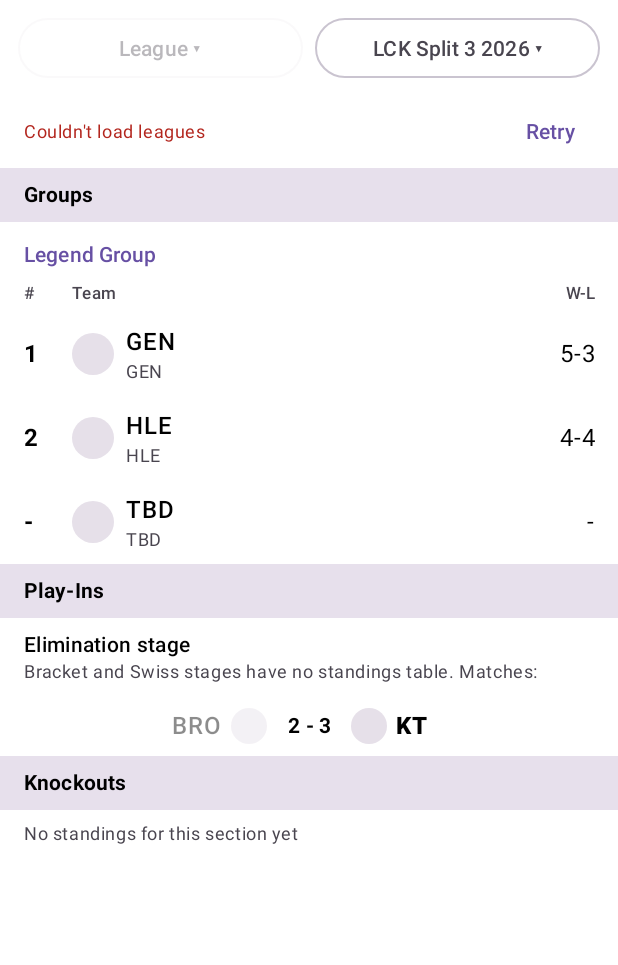
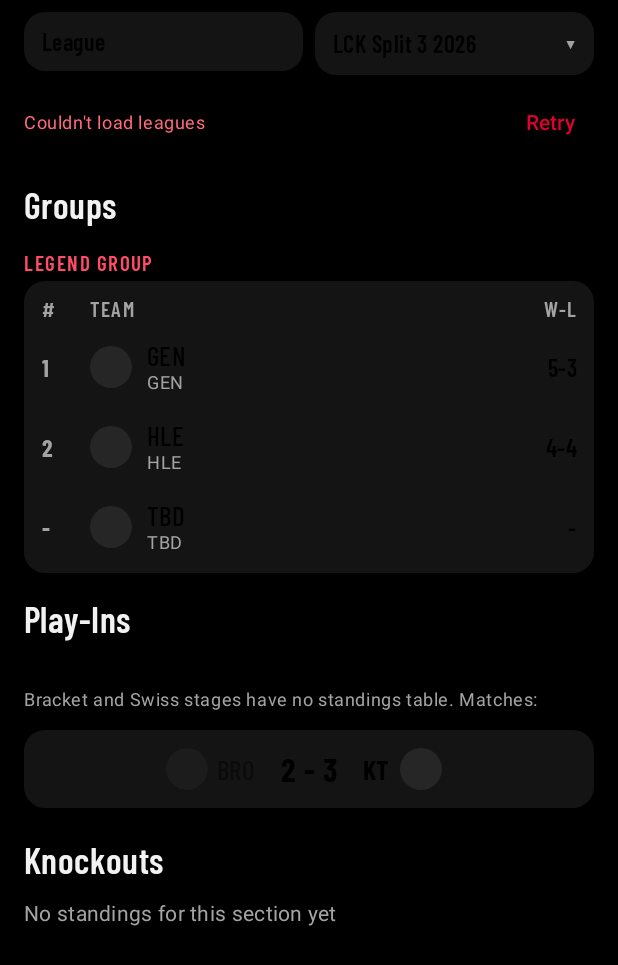
Before and after one commit to Brillem/LolSito, an Android app built with Jetpack Compose: the @Preview function StandingsLeaguesErrorPreview, on a phone screen of 412 x 824 dp. Shown: the top 965 px of the screen. Run offline under Robolectric (Android 15) with nearby library versions, the phone set to English and light mode, and no system bars; network calls fail; pictures from the network do not load.

Commit message:
feat(standings): restyle the tables, match cards and brackets

```diff
--- a/app/src/main/java/com/example/lolsito/feature/standings/ui/StandingsScreen.kt
+++ b/app/src/main/java/com/example/lolsito/feature/standings/ui/StandingsScreen.kt
@@ -9,28 +9,25 @@ import androidx.compose.foundation.layout.Row
 import androidx.compose.foundation.layout.Spacer
 import androidx.compose.foundation.layout.fillMaxSize
 import androidx.compose.foundation.layout.fillMaxWidth
+import androidx.compose.foundation.layout.height
 import androidx.compose.foundation.layout.padding
 import androidx.compose.foundation.layout.size
 import androidx.compose.foundation.layout.width
+import androidx.compose.foundation.layout.widthIn
 import androidx.compose.foundation.lazy.LazyColumn
-import androidx.compose.foundation.lazy.items
-import androidx.compose.material3.DropdownMenu
-import androidx.compose.material3.DropdownMenuItem
+import androidx.compose.foundation.lazy.itemsIndexed
+import androidx.compose.foundation.shape.ZeroCornerSize
 import androidx.compose.material3.ExperimentalMaterial3Api
 import androidx.compose.material3.Icon
 import androidx.compose.material3.MaterialTheme
-import androidx.compose.material3.OutlinedButton
 import androidx.compose.material3.Text
-import androidx.compose.material3.TextButton
 import androidx.compose.material3.pulltorefresh.PullToRefreshBox
 import androidx.compose.runtime.Composable
 import androidx.compose.runtime.getValue
-import androidx.compose.runtime.mutableStateOf
-import androidx.compose.runtime.remember
-import androidx.compose.runtime.setValue
 import androidx.compose.ui.Alignment
 import androidx.compose.ui.Modifier
-import androidx.compose.ui.draw.alpha
+import androidx.compose.ui.draw.clip
+import androidx.compose.ui.graphics.RectangleShape
 import androidx.compose.ui.text.font.FontWeight
 import androidx.compose.ui.text.style.TextAlign
 import androidx.compose.ui.text.style.TextOverflow
@@ -44,18 +41,30 @@ import com.example.lolsito.core.model.Match
 import com.example.lolsito.core.model.MatchOutcome
 import com.example.lolsito.core.model.MatchState
 import com.example.lolsito.core.model.Team
-import com.example.lolsito.core.model.TeamEmphasis
-import com.example.lolsito.core.ui.LOSER_ALPHA
+import com.example.lolsito.core.ui.DropdownPicker
+import com.example.lolsito.core.ui.GroupLabel
+import com.example.lolsito.core.ui.InfoText
+import com.example.lolsito.core.ui.InlineError
+import com.example.lolsito.core.ui.LiveBadge
 import com.example.lolsito.core.ui.LoadStatus
 import com.example.lolsito.core.ui.LoadStatusView
+import com.example.lolsito.core.ui.MatchCard
+import com.example.lolsito.core.ui.SectionTitle
+import com.example.lolsito.core.ui.Shapes
+import com.example.lolsito.core.ui.SkeletonBlock
+import com.example.lolsito.core.ui.SkeletonScreen
+import com.example.lolsito.core.ui.Spacing
 import com.example.lolsito.core.ui.TeamLogo
 import com.example.lolsito.feature.schedule.ui.StarIcon
+import com.example.lolsito.feature.schedule.ui.TeamCell
 import com.example.lolsito.feature.standings.domain.Ranking
 import com.example.lolsito.feature.standings.domain.SectionMatch
 import com.example.lolsito.feature.standings.domain.Standings
 import com.example.lolsito.feature.standings.domain.StandingsSection
 import com.example.lolsito.feature.standings.domain.StandingsStage
 import com.example.lolsito.feature.standings.domain.Tournament
+import com.example.lolsito.ui.theme.LabelText
+import com.example.lolsito.ui.theme.LolSitoTheme
 import java.time.LocalDate
 
 /** Container: wires the ViewModel to the stateless [StandingsContent]. */
@@ -103,19 +112,21 @@ fun StandingsContent(
 ) {
     Column(modifier.fillMaxSize()) {
         Row(
-            Modifier.fillMaxWidth().padding(horizontal = 12.dp, vertical = 8.dp),
-            horizontalArrangement = Arrangement.spacedBy(8.dp),
+            Modifier.fillMaxWidth().padding(horizontal = Spacing.Screen, vertical = 8.dp),
+            horizontalArrangement = Arrangement.spacedBy(Spacing.CardGap),
         ) {
             // Always shown: without leagues it still names the current selection, with no options.
-            Picker(
+            DropdownPicker(
                 label = state.selectedLeagueLabel,
                 items = state.leagues,
                 itemLabel = { it.name },
                 onSelect = { onSelectLeague(it.id) },
                 modifier = Modifier.weight(1f),
+                imageUrl = state.selectedLeague?.imageUrl,
+                itemImageUrl = { it.imageUrl },
             )
             if (state.tournaments.isNotEmpty()) {
-                Picker(
+                DropdownPicker(
                     label = state.selectedTournament?.label ?: "Tournament",
                     items = state.tournaments,
                     itemLabel = { t -> listOfNotNull(t.label, t.dateRange).joinToString("\n") },
@@ -124,11 +135,22 @@ fun StandingsContent(
                 )
             }
         }
+        // Inline, picker-only error: the rest of the tab keeps working without the leagues.
         if (state.leaguesStatus is LoadStatus.Error) {
-            LeaguesError(onRetryLeagues)
+            InlineError("Couldn't load leagues", onRetryLeagues)
         }
-        LoadStatusView(state.tournamentsStatus, "No tournaments for this league", onRetryTournaments) {
-            LoadStatusView(state.standingsStatus, "No standings for this tournament yet", onRetryStandings) {
+        LoadStatusView(
+            state.tournamentsStatus,
+            "No tournaments for this league",
+            onRetryTournaments,
+            loading = { StandingsSkeleton() },
+        ) {
+            LoadStatusView(
+                state.standingsStatus,
+                "No standings for this tournament yet",
+                onRetryStandings,
+                loading = { StandingsSkeleton() },
+            ) {
                 PullToRefreshBox(isRefreshing = state.isRefreshing, onRefresh = onRefresh, modifier = Modifier.fillMaxSize()) {
                     StandingsList(
                         state.rows,
@@ -143,53 +165,16 @@ fun StandingsContent(
     }
 }
 
-/** Inline, picker-only error: the rest of the tab keeps working without the leagues. */
+/** Loading state shaped like a standings table: a stage title and the rows of its table. */
 @Composable
-private fun LeaguesError(onRetry: () -> Unit) {
-    Row(
-        Modifier.fillMaxWidth().padding(horizontal = 16.dp),
-        verticalAlignment = Alignment.CenterVertically,
-    ) {
-        Text(
-            "Couldn't load leagues",
-            style = MaterialTheme.typography.bodySmall,
-            color = MaterialTheme.colorScheme.error,
-            modifier = Modifier.weight(1f),
+private fun StandingsSkeleton(modifier: Modifier = Modifier, rows: Int = 8) {
+    SkeletonScreen(modifier) {
+        Column {
+            SkeletonBlock(
+                Modifier.padding(start = Spacing.Screen, top = 16.dp, bottom = 8.dp).size(width = 140.dp, height = 20.dp),
             )
-        TextButton(onClick = onRetry) { Text("Retry") }
-    }
-}
-
-/**
- * Dropdown picker. [items] are shown in order; [label] is the current selection. With no [items]
- * it only shows the selection and cannot be opened.
- */
-@Composable
-private fun <T> Picker(
-    label: String,
-    items: List<T>,
-    itemLabel: (T) -> String,
-    onSelect: (T) -> Unit,
-    modifier: Modifier = Modifier,
-) {
-    var expanded by remember { mutableStateOf(false) }
-    Box(modifier) {
-        OutlinedButton(
-            onClick = { expanded = true },
-            enabled = items.isNotEmpty(),
-            modifier = Modifier.fillMaxWidth(),
-        ) {
-            Text("$label ▾", maxLines = 1, overflow = TextOverflow.Ellipsis)
-        }
-        DropdownMenu(expanded = expanded && items.isNotEmpty(), onDismissRequest = { expanded = false }) {
-            items.forEach { item ->
-                DropdownMenuItem(
-                    text = { Text(itemLabel(item)) },
-                    onClick = {
-                        expanded = false
-                        onSelect(item)
-                    },
-                )
+            repeat(rows) {
+                SkeletonBlock(Modifier.padding(horizontal = Spacing.Screen, vertical = 2.dp).fillMaxWidth().height(44.dp))
             }
         }
     }
@@ -206,12 +191,18 @@ fun StandingsList(
     favoriteNames: List<String> = emptyList(),
 ) {
     LazyColumn(modifier.fillMaxSize()) {
-        items(rows, key = { it.key }) { row ->
+        itemsIndexed(rows, key = { _, row -> row.key }) { index, row ->
             when (row) {
-                is StandingsRow.StageHeader -> StageHeader(row.name)
-                is StandingsRow.SectionHeader -> SectionHeader(row.name)
+                is StandingsRow.StageHeader -> SectionTitle(row.name)
+                is StandingsRow.SectionHeader -> GroupLabel(row.name, color = MaterialTheme.colorScheme.inversePrimary)
                 is StandingsRow.TableHeader -> TableHeader()
-                is StandingsRow.RankingRow -> RankingRow(row, onTeamClick, favorite = row.isFavorite(favoriteNames))
+                is StandingsRow.RankingRow -> RankingRow(
+                    row,
+                    onTeamClick,
+                    favorite = row.isFavorite(favoriteNames),
+                    // The table ends where the next row is not another ranking.
+                    last = rows.getOrNull(index + 1) !is StandingsRow.RankingRow,
+                )
                 is StandingsRow.EmptySection -> InfoText("No standings for this section yet")
                 is StandingsRow.EliminationNotice -> EliminationNotice()
                 is StandingsRow.MatchRow -> SectionMatchRow(
@@ -227,43 +218,28 @@ fun StandingsList(
     }
 }
 
-@Composable
-private fun StageHeader(name: String) {
-    Text(
-        text = name,
-        style = MaterialTheme.typography.titleSmall,
-        fontWeight = FontWeight.Bold,
-        modifier = Modifier
-            .fillMaxWidth()
-            .background(MaterialTheme.colorScheme.surfaceVariant)
-            .padding(horizontal = 16.dp, vertical = 8.dp),
-    )
-}
-
-@Composable
-private fun SectionHeader(name: String) {
-    Text(
-        text = name,
-        style = MaterialTheme.typography.labelLarge,
-        color = MaterialTheme.colorScheme.primary,
-        modifier = Modifier.padding(start = 16.dp, end = 16.dp, top = 12.dp, bottom = 4.dp),
-    )
-}
-
+/** The top of a ranking table: the column names on the card surface its [RankingRow]s continue. */
 @Composable
 private fun TableHeader() {
-    Row(Modifier.fillMaxWidth().padding(horizontal = 16.dp, vertical = 4.dp)) {
-        val style = MaterialTheme.typography.labelSmall
+    Row(
+        Modifier
+            .fillMaxWidth()
+            .padding(horizontal = Spacing.Screen)
+            .background(MaterialTheme.colorScheme.surfaceContainer, TABLE_TOP_SHAPE)
+            .padding(start = Spacing.CardPadding, end = Spacing.CardPadding, top = 10.dp, bottom = 4.dp),
+    ) {
+        val style = LabelText.Overline
         val color = MaterialTheme.colorScheme.onSurfaceVariant
         Text("#", style = style, color = color, modifier = Modifier.width(POSITION_WIDTH))
-        Text("Team", style = style, color = color, modifier = Modifier.weight(1f))
+        Text("TEAM", style = style, color = color, modifier = Modifier.weight(1f))
         Text("W-L", style = style, color = color, textAlign = TextAlign.End, modifier = Modifier.width(RECORD_WIDTH))
     }
 }
 
 /**
- * Opens the team profile on tap, unless the team has nothing to open: see [StandingsRow.RankingRow.teamId].
- * [favorite] draws the star next to the team's code.
+ * One row of a ranking table, on the same surface as the header above it; [last] rounds its bottom
+ * corners to close the table. Opens the team profile on tap, unless the team has nothing to open: see
+ * [StandingsRow.RankingRow.teamId]. [favorite] draws the star next to the team's code.
  */
 @Composable
 fun RankingRow(
@@ -271,22 +247,39 @@ fun RankingRow(
     onTeamClick: (String) -> Unit,
     modifier: Modifier = Modifier,
     favorite: Boolean = false,
+    last: Boolean = false,
 ) {
     val team = row.ranking.team
     val teamId = row.teamId
     Row(
         modifier
             .fillMaxWidth()
+            .padding(horizontal = Spacing.Screen)
+            .clip(if (last) TABLE_BOTTOM_SHAPE else RectangleShape)
+            .background(MaterialTheme.colorScheme.surfaceContainer)
             .then(if (teamId != null) Modifier.clickable { onTeamClick(teamId) } else Modifier)
-            .padding(horizontal = 16.dp, vertical = 8.dp),
+            .padding(start = Spacing.CardPadding, end = Spacing.CardPadding, top = 8.dp, bottom = if (last) 12.dp else 8.dp),
         verticalAlignment = Alignment.CenterVertically,
     ) {
-        Text(row.position, style = MaterialTheme.typography.bodyLarge, fontWeight = FontWeight.Bold, modifier = Modifier.width(POSITION_WIDTH))
+        Text(
+            row.position,
+            style = LabelText.Number,
+            fontWeight = FontWeight.Bold,
+            color = MaterialTheme.colorScheme.onSurfaceVariant,
+            modifier = Modifier.width(POSITION_WIDTH),
+        )
         TeamLogo(team.imageUrl, contentDescription = team.name)
-        Spacer(Modifier.width(8.dp))
+        Spacer(Modifier.width(10.dp))
         Column(Modifier.weight(1f)) {
             Row(verticalAlignment = Alignment.CenterVertically) {
-                Text(team.code, style = MaterialTheme.typography.bodyLarge, fontWeight = FontWeight.SemiBold)
+                Text(
+                    team.code,
+                    style = LabelText.TeamCode,
+                    fontWeight = FontWeight.Medium,
+                    maxLines = 1,
+                    overflow = TextOverflow.Ellipsis,
+                    modifier = Modifier.weight(1f, fill = false),
+                )
                 if (favorite) {
                     Spacer(Modifier.width(4.dp))
                     FavoriteStar()
@@ -300,7 +293,7 @@ fun RankingRow(
                 overflow = TextOverflow.Ellipsis,
             )
         }
-        Text(row.record, style = MaterialTheme.typography.bodyLarge, textAlign = TextAlign.End, modifier = Modifier.width(RECORD_WIDTH))
+        Text(row.record, style = LabelText.Number, textAlign = TextAlign.End, maxLines = 1, modifier = Modifier.width(RECORD_WIDTH))
     }
 }
 
@@ -317,7 +310,7 @@ internal fun FavoriteStar(modifier: Modifier = Modifier) {
 
 @Composable
 private fun EliminationNotice() {
-    Column(Modifier.fillMaxWidth().padding(horizontal = 16.dp, vertical = 8.dp)) {
+    Column(Modifier.fillMaxWidth().padding(horizontal = Spacing.Screen, vertical = 8.dp)) {
         Text("Elimination stage", style = MaterialTheme.typography.bodyMedium, fontWeight = FontWeight.SemiBold)
         Text(
             "Bracket and Swiss stages have no standings table. Matches:",
@@ -327,17 +320,10 @@ private fun EliminationNotice() {
     }
 }
 
-@Composable
-private fun InfoText(text: String) {
-    Text(
-        text,
-        style = MaterialTheme.typography.bodySmall,
-        color = MaterialTheme.colorScheme.onSurfaceVariant,
-        modifier = Modifier.padding(horizontal = 16.dp, vertical = 8.dp),
-    )
-}
-
-/** Undecided (TBD) matches are not clickable: see [StandingsRow.MatchRow.isNavigable]. */
+/**
+ * Scoreboard card like Schedule's: first team, result, second team, with the LIVE badge under the result
+ * of a match being played. Undecided (TBD) matches are not clickable: see [StandingsRow.MatchRow.isNavigable].
+ */
 @Composable
 fun SectionMatchRow(
     row: StandingsRow.MatchRow,
@@ -348,64 +334,41 @@ fun SectionMatchRow(
 ) {
     val teams = row.sectionMatch.match.teams
     val result = row.displayedResult(noSpoilers)
-    Row(
-        modifier
-            .fillMaxWidth()
-            .then(if (row.isNavigable) Modifier.clickable(onClick = onClick) else Modifier)
-            .padding(horizontal = 16.dp, vertical = 8.dp),
-        verticalAlignment = Alignment.CenterVertically,
+    val score = result.score
+    MatchCard(modifier, onClick = if (row.isNavigable) onClick else null) {
+        Row(Modifier.fillMaxWidth(), verticalAlignment = Alignment.CenterVertically) {
+            Box(Modifier.weight(1f), contentAlignment = Alignment.CenterEnd) {
+                if (row.hasBothTeams) TeamCell(teams[0], result.emphasisFor(0), favorite = row.isFavorite(0, favoriteNames))
+            }
+            Column(
+                Modifier.widthIn(min = 72.dp).padding(horizontal = 8.dp),
+                horizontalAlignment = Alignment.CenterHorizontally,
             ) {
-        if (row.hasBothTeams) {
-            MatchTeam(teams[0], result.emphasisFor(0), Modifier.weight(1f), alignEnd = true, favorite = row.isFavorite(0, favoriteNames))
-            Text(
-                text = result.score ?: "vs",
-                style = MaterialTheme.typography.bodyMedium,
-                fontWeight = if (result.score != null) FontWeight.Bold else null,
-                textAlign = TextAlign.Center,
-                modifier = Modifier.width(56.dp),
-            )
-            MatchTeam(teams[1], result.emphasisFor(1), Modifier.weight(1f), alignEnd = false, favorite = row.isFavorite(1, favoriteNames))
-        } else {
-            Text("TBD", style = MaterialTheme.typography.bodyMedium)
+                when {
+                    !row.hasBothTeams -> Text("TBD", style = LabelText.Score)
+                    score != null -> Text(score, style = LabelText.Score)
+                    else -> Text("vs", style = LabelText.Time, color = MaterialTheme.colorScheme.onSurfaceVariant)
                 }
                 if (row.isLive) {
-            Text("LIVE", color = MaterialTheme.colorScheme.error, style = MaterialTheme.typography.labelSmall)
+                    Spacer(Modifier.height(2.dp))
+                    LiveBadge()
                 }
             }
+            Box(Modifier.weight(1f), contentAlignment = Alignment.CenterStart) {
+                if (row.hasBothTeams) {
+                    TeamCell(teams[1], result.emphasisFor(1), mirrored = true, favorite = row.isFavorite(1, favoriteNames))
                 }
-
-@Composable
-private fun MatchTeam(team: Team, emphasis: TeamEmphasis, modifier: Modifier, alignEnd: Boolean, favorite: Boolean) {
-    Row(
-        modifier.alpha(if (emphasis == TeamEmphasis.LOSER) LOSER_ALPHA else 1f),
-        verticalAlignment = Alignment.CenterVertically,
-        horizontalArrangement = if (alignEnd) Arrangement.End else Arrangement.Start,
-    ) {
-        val code = @Composable {
-            Text(
-                team.code,
-                style = MaterialTheme.typography.bodyLarge,
-                fontWeight = if (emphasis == TeamEmphasis.WINNER) FontWeight.ExtraBold else FontWeight.SemiBold,
-            )
             }
-        val logo = @Composable { TeamLogo(team.imageUrl, contentDescription = team.name, size = 24.dp) }
-        // The star sits on the outer side of the code, away from the score.
-        if (alignEnd && favorite) {
-            FavoriteStar()
-            Spacer(Modifier.width(4.dp))
-        }
-        if (alignEnd) code() else logo()
-        Spacer(Modifier.width(6.dp))
-        if (alignEnd) logo() else code()
-        if (!alignEnd && favorite) {
-            Spacer(Modifier.width(4.dp))
-            FavoriteStar()
         }
     }
 }
 
 private val POSITION_WIDTH = 32.dp
-private val RECORD_WIDTH = 48.dp
+private val RECORD_WIDTH = 56.dp
+
+/** A ranking table is one card cut into lazy rows: the header carries its top corners, the last row its bottom ones. */
+private val TABLE_TOP_SHAPE = Shapes.Card.copy(bottomEnd = ZeroCornerSize, bottomStart = ZeroCornerSize)
+private val TABLE_BOTTOM_SHAPE = Shapes.Card.copy(topStart = ZeroCornerSize, topEnd = ZeroCornerSize)
 
 private fun previewTeam(code: String, outcome: MatchOutcome? = null, wins: Int? = null) =
     Team(code, code, null, outcome, wins, id = code)
@@ -445,9 +408,10 @@ private val previewStandings = Standings(
     ),
 )
 
-@Preview(showBackground = true)
+@Preview(showBackground = true, backgroundColor = 0xFF000000)
 @Composable
 private fun StandingsContentPreview() {
+    LolSitoTheme {
         StandingsContent(
             state = StandingsUiState(
                 leagues = listOf(League("1", "lck", "LCK", null, null)),
@@ -462,10 +426,12 @@ private fun StandingsContentPreview() {
             onSelectLeague = {}, onSelectTournament = {}, onRetryLeagues = {}, onRetryTournaments = {}, onRetryStandings = {}, onMatchClick = {}, onTeamClick = {},
         )
     }
+}
 
-@Preview(showBackground = true)
+@Preview(showBackground = true, backgroundColor = 0xFF000000)
 @Composable
 private fun StandingsErrorPreview() {
+    LolSitoTheme {
         StandingsContent(
             state = StandingsUiState(
                 leagues = listOf(League("1", "lck", "LCK", null, null)),
@@ -476,10 +442,12 @@ private fun StandingsErrorPreview() {
             onSelectLeague = {}, onSelectTournament = {}, onRetryLeagues = {}, onRetryTournaments = {}, onRetryStandings = {}, onMatchClick = {}, onTeamClick = {},
         )
     }
+}
 
-@Preview(showBackground = true)
+@Preview(showBackground = true, backgroundColor = 0xFF000000)
 @Composable
 private fun StandingsLeaguesErrorPreview() {
+    LolSitoTheme {
         StandingsContent(
             state = StandingsUiState(
                 leaguesStatus = LoadStatus.Error("Could not load leagues"),
@@ -493,3 +461,4 @@ private fun StandingsLeaguesErrorPreview() {
             onSelectLeague = {}, onSelectTournament = {}, onRetryLeagues = {}, onRetryTournaments = {}, onRetryStandings = {}, onMatchClick = {}, onTeamClick = {},
         )
     }
+}
```
Also changed, not shown: app/src/main/java/com/example/lolsito/feature/standings/ui/BracketView.kt (+16 -13 lines). Lines whose indentation alone changed are shown as unchanged.
